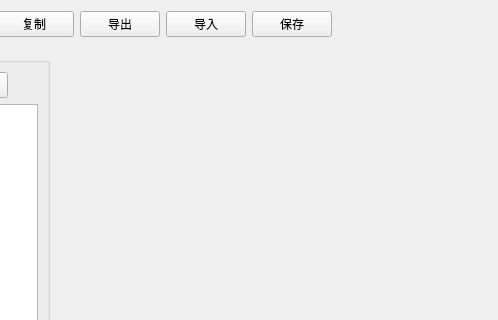
taynpg/relayFile, file Gui/Control/ComparisonControl.ui: the form before one commit; both pictures show x 181 to 679 and y 0 to 320 of the 1339 by 643 pixel window.
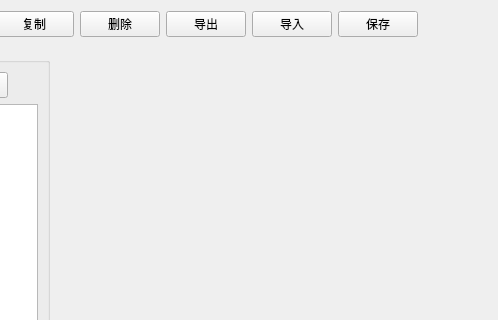
The form after the commit.

```diff
--- a/Gui/Control/ComparisonControl.ui
+++ b/Gui/Control/ComparisonControl.ui
@@ -33,6 +33,13 @@
        </property>
       </widget>
      </item>
+     <item>
+      <widget class="QPushButton" name="btnDel">
+       <property name="text">
+        <string>删除</string>
+       </property>
+      </widget>
+     </item>
      <item>
       <widget class="QPushButton" name="btnExport">
        <property name="text">
```
